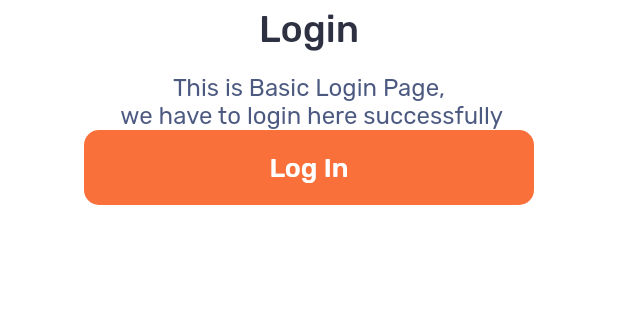
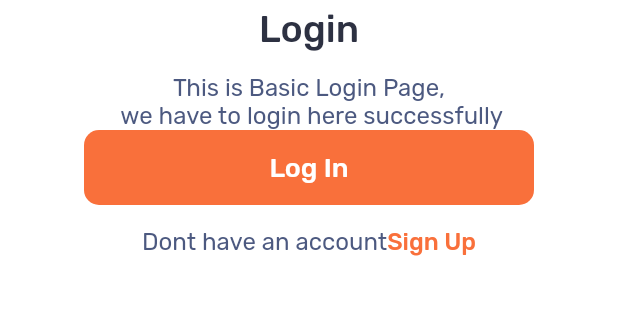
Before and after one commit to atik-sabuj/M-Box-Login-UI-main, a Flutter app: the screen it shows after launch, on a phone screen of 412 x 824 dp, the part 158-478 px from its top. Run offline on Flutter 3.47's test engine with Material 2 defaults, Android fonts, the phone set to English and light mode, and no system bars.

Commit message:
Created Sign Up Button

```diff
--- a/lib/main.dart
+++ b/lib/main.dart
@@ -89,6 +89,30 @@ class MyApp extends StatelessWidget {
                     ),
                   ),
                 ),
+                const SizedBox(height: 15,),
+                Row(
+                  mainAxisAlignment: MainAxisAlignment.center,
+                  children: const [
+                    Text(
+                      'Dont have an account',
+                      textAlign: TextAlign.center,
+                      style: TextStyle(
+                          fontSize: 16,
+                          fontFamily: 'Rubik Regular',
+                          color: Color(0xff4C5980)),
+                    ),
+                    Text(
+                      'Sign Up',
+                      textAlign: TextAlign.center,
+                      style: TextStyle(
+                          fontSize: 16,
+                          fontFamily: 'Rubik Medium',
+                          color: Color(0xffF9703B)),
+                    ),
+                  ],
+                ),
+
+
               ],
             ),
           ),
```
